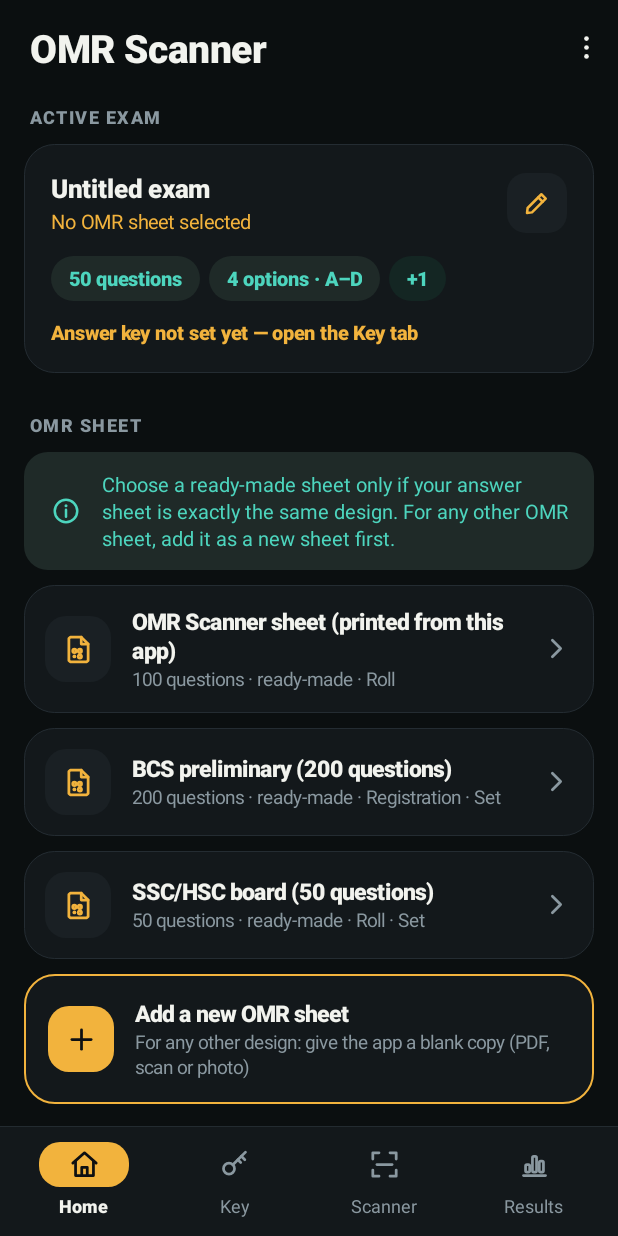
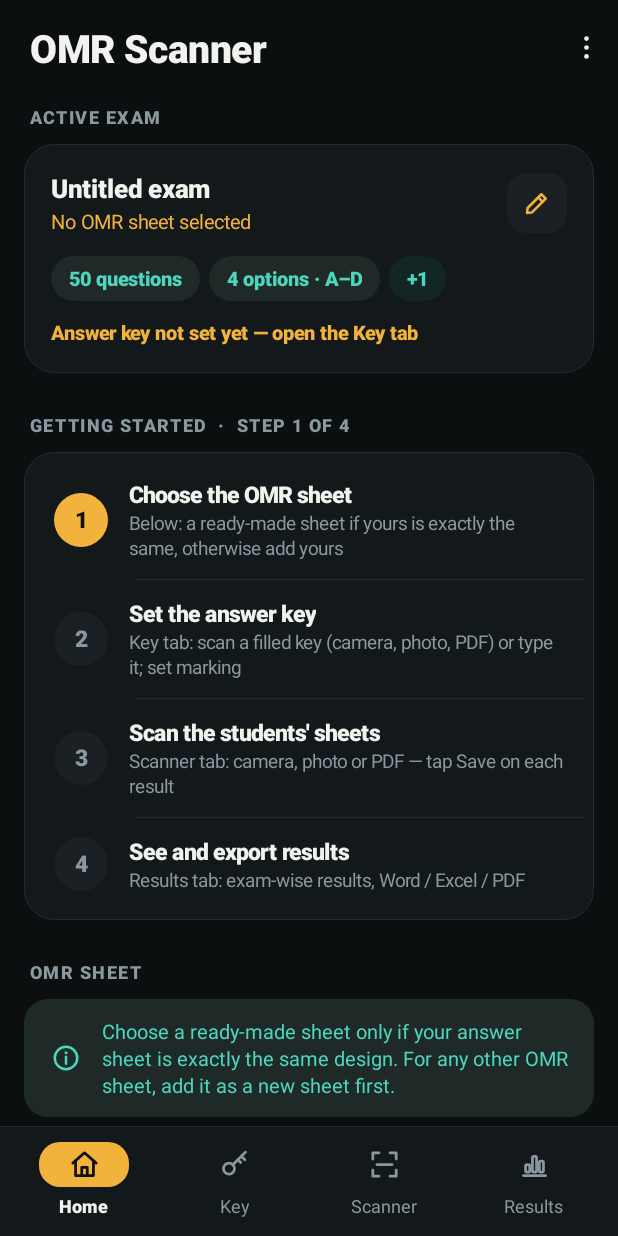
Before and after one commit to zahid35pwd-creator/tgf, an Android app: the MainActivity screen opened directly, with no data from a screen before it, on a phone screen of 412 x 824 dp. Run offline under Robolectric (Android 15) with nearby library versions, the phone set to English and light mode, and no system bars.

Commit message:
Orientation choice for gallery/PDF pictures, marking editor, guide
- Pictures from the gallery or a PDF open on a 'Check the picture' step:
  shown as uploaded by default, with Left / 180° / Right turns. The reader
  then keeps that orientation (new ReaderOptions.keepOrientation) instead
  of turning the sheet itself; camera captures still auto-orient
- Key tab: tap Marking to set marks for a right answer and negative marks
  for a wrong one (defaults 1 and 0), with quick presets
- Home: step-by-step 'Getting started' guide with ticks, right after the
  active exam card (replaces the tips at the bottom)
- Scanner: tips are inside each source (Camera, Photo, PDF)
- Built-in sheet renamed to '100 MCQ OMR sheet'
- Core test: keepOrientation reads turned pictures once turned back and
  never silently re-turns them

Co-Authored-By: Claude Opus 5.5 <noreply@anthropic.com>
Claude-Session: https://claude.ai/code/session_019cjtorWQMraZFv7jfjG8co

```diff
--- a/omr-scanner/app/src/main/java/com/omrscanner/app/HomeTab.kt
+++ b/omr-scanner/app/src/main/java/com/omrscanner/app/HomeTab.kt
@@ -26,6 +26,7 @@ class HomeTab(private val a: MainActivity) {
 
         column.add(sectionHeader("Active exam"), block(4))
         column.add(examCard(), block(18))
+        column.add(guide(), block(18))
 
         column.add(sectionHeader("OMR sheet"), block(4))
         column.add(banner(Icon.INFO,
@@ -37,7 +38,7 @@ class HomeTab(private val a: MainActivity) {
         column.add(sectionHeader("Tools"), block(4))
         val tools = card(6)
         val spec = blankSpec()
-        tools.add(listRow(Icon.SAVE, "Download blank sheet (PDF)", "This app's sheet · ${spec.questionCount} questions · ${spec.optionCount} options") {
+        tools.add(listRow(Icon.SAVE, "Download blank sheet (PDF)", "100 MCQ OMR sheet · ${spec.questionCount} questions · ${spec.optionCount} options") {
             SheetPrinter.sharePdf(this, spec)
         }, block(0))
         tools.add(divider(), dividerParams())
@@ -49,14 +50,44 @@ class HomeTab(private val a: MainActivity) {
             setPadding(dp(4), 0, dp(4), 0)
         }, block(18))
 
-        column.add(sectionHeader("Tips"), block(4))
-        val tips = card(6)
-        tips.add(listRow(Icon.SHEET, "1 · Choose the OMR sheet", "Pick the sheet type above, or add your own from a blank copy", chevron = false), block(0))
-        tips.add(listRow(Icon.KEY, "2 · Set the answer key", "Key tab: tap answers, paste them, or scan a filled key sheet", Ui.GREEN, Ui.GREEN_BG, chevron = false), block(0))
-        tips.add(listRow(Icon.SCAN, "3 · Scan the sheets", "Scanner tab: camera, photo or PDF", Ui.ORANGE, Ui.ORANGE_BG, chevron = false), block(0))
-        tips.add(listRow(Icon.CHART, "4 · See results", "Results tab: exam-wise results and Word / Excel / PDF export", Ui.PURPLE, Ui.PURPLE_BG, chevron = false), block(0))
-        column.add(tips, block(0))
         root
+    }
+
+    /** Step-by-step guide with ticks, so a first-time user knows what to do next. */
+    private fun guide(): View = with(a) {
+        val keyed = store.storedKey(null).any { it != null } || store.setsWithKeys().isNotEmpty()
+        val steps = listOf(
+            Triple("Choose the OMR sheet", "Below: a ready-made sheet if yours is exactly the same, otherwise add yours", store.hasTemplate) to { },
+            Triple("Set the answer key", "Key tab: scan a filled key (camera, photo, PDF) or type it; set marking", keyed) to { show(MainActivity.Tab.KEY) },
+            Triple("Scan the students' sheets", "Scanner tab: camera, photo or PDF — tap Save on each result", store.history().isNotEmpty()) to { show(MainActivity.Tab.SCANNER) },
+            Triple("See and export results", "Results tab: exam-wise results, Word / Excel / PDF", store.history().isNotEmpty()) to { show(MainActivity.Tab.RESULTS) },
+        )
+        val next = steps.indexOfFirst { !it.first.third }
+        val box = vertical()
+        box.add(sectionHeader(if (next < 0) "Tips" else "Getting started  ·  step ${next + 1} of 4"), block(4))
+        val c = card(6)
+        steps.forEachIndexed { i, (st, go) ->
+            val (title, sub, done) = st
+            if (i > 0) c.add(divider(), dividerParams())
+            val row = horizontal().apply {
+                setPadding(dp(14), dp(12), dp(14), dp(12))
+                background = ripple(rounded(android.graphics.Color.TRANSPARENT, dp(16).toFloat()), dp(16).toFloat())
+                setOnClickListener { go() }
+            }
+            val badge = if (done) iconBadge(Icon.CHECK, Ui.ON_PRIMARY, Ui.GREEN, 36, 18)
+            else text("${i + 1}", 15f, if (i == next) Ui.ON_PRIMARY else Ui.MUTED, true).apply {
+                gravity = Gravity.CENTER
+                background = rounded(if (i == next) Ui.PRIMARY else Ui.CARD_ALT, dp(18).toFloat())
+            }
+            row.add(badge, LinearLayout.LayoutParams(dp(36), dp(36)).apply { marginEnd = dp(14) })
+            val t = vertical()
+            t.add(text(title, 15f, if (done) Ui.MUTED else Ui.TEXT, true), wrap())
+            t.add(text(sub, 12.5f, Ui.MUTED), wrap())
+            row.add(t, weighted())
+            c.add(row, block(0))
+        }
+        box.add(c, block(0))
+        box
     }
 
     private fun dividerParams() = LinearLayout.LayoutParams(ViewGroup.LayoutParams.MATCH_PARENT, a.dp(1)).apply { marginStart = a.dp(68) }
--- a/omr-scanner/omr-core/src/main/kotlin/com/omrscanner/core/Templates.kt
+++ b/omr-scanner/omr-core/src/main/kotlin/com/omrscanner/core/Templates.kt
@@ -98,7 +98,7 @@ class SheetTemplate(
         val OMR_SCANNER: SheetTemplate = with(SheetLayout) {
             SheetTemplate(
                 id = "omr-scanner",
-                name = "OMR Scanner sheet (printed from this app)",
+                name = "100 MCQ OMR sheet",
                 markerCenters = markerCenters,
                 markerSize = MARKER_SIZE,
                 questions = List(MAX_QUESTIONS) { q -> List(MAX_OPTIONS) { answerBubble(q, it) } },
```
Also changed, not shown: omr-scanner/app/src/main/java/com/omrscanner/app/KeyTab.kt (+38 -4 lines), omr-scanner/app/src/main/java/com/omrscanner/app/ScanActivity.kt (+59 -6 lines), omr-scanner/app/src/main/java/com/omrscanner/app/ScannerTab.kt (+53 -62 lines), omr-scanner/omr-core/src/main/kotlin/com/omrscanner/core/OmrReader.kt (+20 -6 lines), 2 other files.
